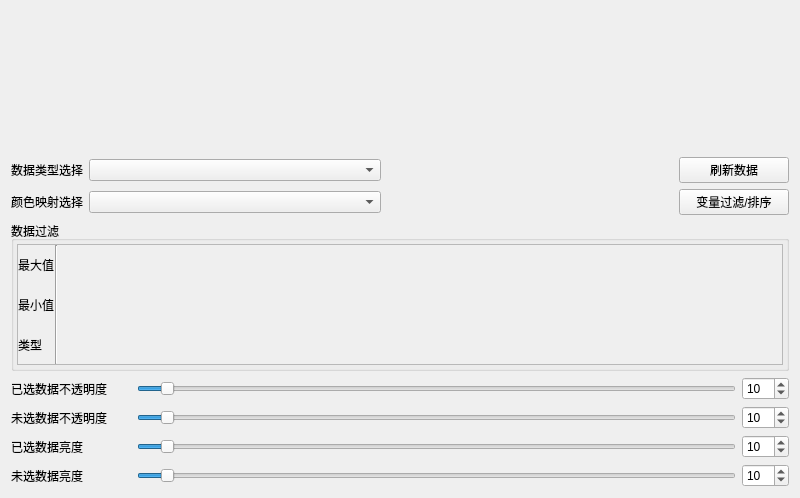
hu-shuhan/editOpeniGame, file Qt/Resources/UI/ParallelCoordinatesView.ui: the form before one commit.
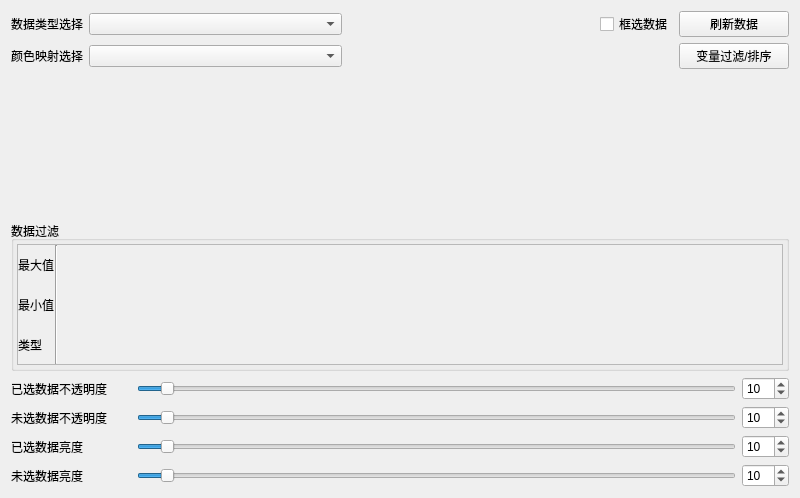
The form after the commit.

Commit message: complete rect select of ParallelCoordinates and fix some bug of rect select

```diff
--- a/Qt/Resources/UI/ParallelCoordinatesView.ui
+++ b/Qt/Resources/UI/ParallelCoordinatesView.ui
@@ -14,6 +14,90 @@
    <string>Form</string>
   </property>
   <layout class="QVBoxLayout" name="verticalLayout_3">
+   <item>
+    <layout class="QGridLayout" name="gridLayout">
+     <item row="1" column="0">
+      <widget class="QLabel" name="label_3">
+       <property name="text">
+        <string>颜色映射选择</string>
+       </property>
+      </widget>
+     </item>
+     <item row="1" column="1">
+      <widget class="QComboBox" name="colorChoose">
+       <property name="sizePolicy">
+        <sizepolicy hsizetype="Expanding" vsizetype="Fixed">
+         <horstretch>0</horstretch>
+         <verstretch>0</verstretch>
+        </sizepolicy>
+       </property>
+      </widget>
+     </item>
+     <item row="1" column="4">
+      <widget class="QPushButton" name="variableSort">
+       <property name="minimumSize">
+        <size>
+         <width>110</width>
+         <height>0</height>
+        </size>
+       </property>
+       <property name="text">
+        <string>变量过滤/排序</string>
+       </property>
+      </widget>
+     </item>
+     <item row="0" column="1">
+      <widget class="QComboBox" name="dataChoose">
+       <property name="sizePolicy">
+        <sizepolicy hsizetype="Expanding" vsizetype="Fixed">
+         <horstretch>0</horstretch>
+         <verstretch>0</verstretch>
+        </sizepolicy>
+       </property>
+      </widget>
+     </item>
+     <item row="0" column="4">
+      <widget class="QPushButton" name="refreshData">
+       <property name="minimumSize">
+        <size>
+         <width>110</width>
+         <height>0</height>
+        </size>
+       </property>
+       <property name="text">
+        <string>刷新数据</string>
+       </property>
+      </widget>
+     </item>
+     <item row="0" column="0">
+      <widget class="QLabel" name="label_7">
+       <property name="text">
+        <string>数据类型选择</string>
+       </property>
+      </widget>
+     </item>
+     <item row="0" column="2">
+      <spacer name="horizontalSpacer_2">
+       <property name="orientation">
+        <enum>Qt::Horizontal</enum>
+       </property>
+       <property name="sizeHint" stdset="0">
+        <size>
+         <width>40</width>
+         <height>20</height>
+        </size>
+       </property>
+      </spacer>
+     </item>
+     <item row="0" column="3">
+      <widget class="QCheckBox" name="rangeChoose">
+       <property name="text">
+        <string>框选数据</string>
+       </property>
+      </widget>
+     </item>
+    </layout>
+   </item>
    <item>
     <widget class="QWidget" name="ParallelCoordinatesDrawView" native="true">
      <property name="sizePolicy">
@@ -52,104 +136,6 @@
      </layout>
     </widget>
    </item>
-   <item>
-    <layout class="QVBoxLayout" name="verticalLayout_4">
-     <item>
-      <layout class="QHBoxLayout" name="horizontalLayout_3">
-       <item>
-        <widget class="QLabel" name="label_7">
-         <property name="text">
-          <string>数据类型选择</string>
-         </property>
-        </widget>
-       </item>
-       <item>
-        <widget class="QComboBox" name="dataChoose">
-         <property name="sizePolicy">
-          <sizepolicy hsizetype="Expanding" vsizetype="Fixed">
-           <horstretch>0</horstretch>
-           <verstretch>0</verstretch>
-          </sizepolicy>
-         </property>
-        </widget>
-       </item>
-       <item>
-        <spacer name="horizontalSpacer_2">
-         <property name="orientation">
-          <enum>Qt::Horizontal</enum>
-         </property>
-         <property name="sizeHint" stdset="0">
-          <size>
-           <width>40</width>
-           <height>20</height>
-          </size>
-         </property>
-        </spacer>
-       </item>
-       <item>
-        <widget class="QPushButton" name="refreshData">
-         <property name="minimumSize">
-          <size>
-           <width>110</width>
-           <height>0</height>
-          </size>
-         </property>
-         <property name="text">
-          <string>刷新数据</string>
-         </property>
-        </widget>
-       </item>
-      </layout>
-     </item>
-     <item>
-      <layout class="QHBoxLayout" name="horizontalLayout_2">
-       <item>
-        <widget class="QLabel" name="label_3">
-         <property name="text">
-          <string>颜色映射选择</string>
-         </property>
-        </widget>
-       </item>
-       <item>
-        <widget class="QComboBox" name="colorChoose">
-         <property name="sizePolicy">
-          <sizepolicy hsizetype="Expanding" vsizetype="Fixed">
-           <horstretch>0</horstretch>
-           <verstretch>0</verstretch>
-          </sizepolicy>
-         </property>
-        </widget>
-       </item>
-       <item>
-        <spacer name="horizontalSpacer_3">
-         <property name="orientation">
-          <enum>Qt::Horizontal</enum>
-         </property>
-         <property name="sizeHint" stdset="0">
-          <size>
-           <width>40</width>
-           <height>20</height>
-          </size>
-         </property>
-        </spacer>
-       </item>
-       <item>
-        <widget class="QPushButton" name="variableSort">
-         <property name="minimumSize">
-          <size>
-           <width>110</width>
-           <height>0</height>
-          </size>
-         </property>
-         <property name="text">
-          <string>变量过滤/排序</string>
-         </property>
-        </widget>
-       </item>
-      </layout>
-     </item>
-    </layout>
-   </item>
    <item>
     <widget class="QGroupBox" name="groupBox">
      <property name="sizePolicy">
```
Left out of the diff: 128 changed lines with no effect on the pictures. Lines whose indentation alone changed are shown as unchanged. The commit also changes 6 other files.
